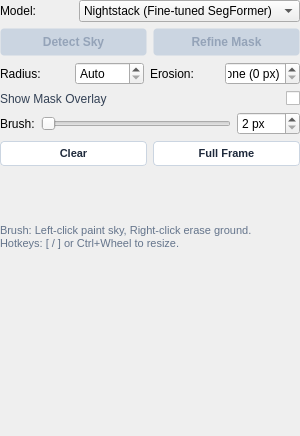
First picture: the form in src/startrails/ui/step_denoise_sky.ui, repository gkyle/startrails, before the edit.
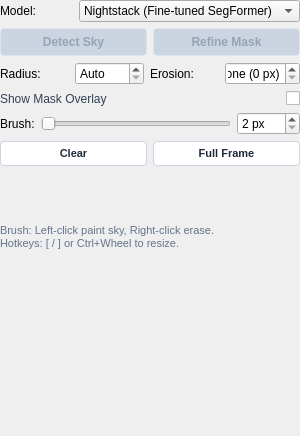
Second picture: the form after the edit. Custom widgets are drawn as their Qt base class.

```diff
--- a/src/startrails/ui/step_denoise_sky.ui
+++ b/src/startrails/ui/step_denoise_sky.ui
@@ -364,7 +364,7 @@
       <string notr="true">color: #64748b; font-size: 11px;</string>
      </property>
      <property name="text">
-      <string>Brush: Left-click paint sky, Right-click erase ground.
+      <string>Brush: Left-click paint sky, Right-click erase.
 Hotkeys: [ / ] or Ctrl+Wheel to resize.</string>
      </property>
      <property name="wordWrap">
```
